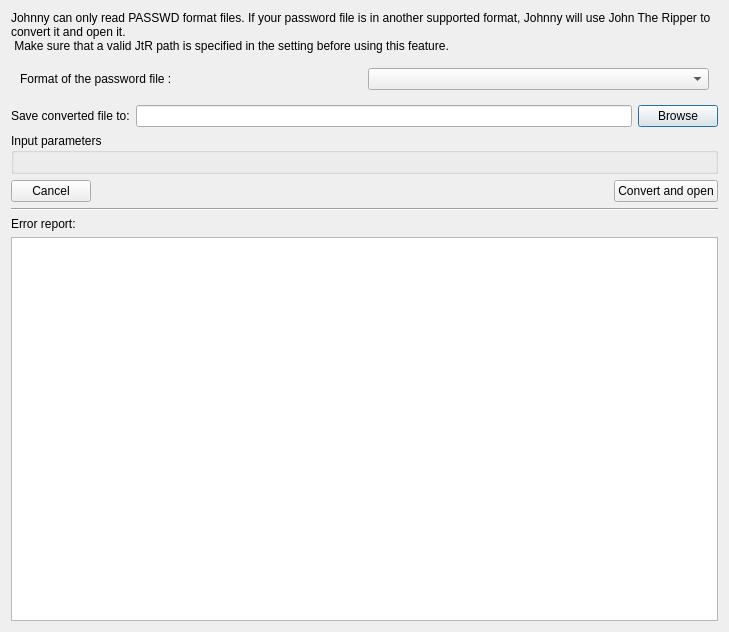
Above: forms/openotherformatfiledialog.ui from openwall/johnny before the change. Below: the same form after it.
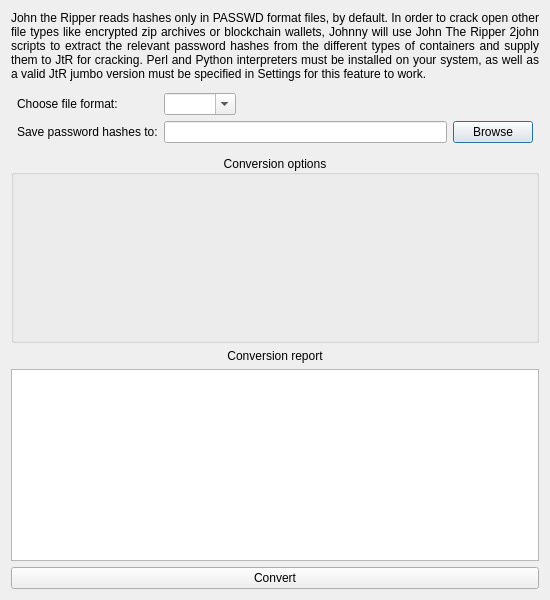
That is the form after the change.

Commit message: Improvements to the 2john format dialog.

Diff of the .ui file:
```diff
--- a/forms/openotherformatfiledialog.ui
+++ b/forms/openotherformatfiledialog.ui
@@ -6,19 +6,30 @@
    <rect>
     <x>0</x>
     <y>0</y>
-    <width>729</width>
-    <height>632</height>
+    <width>550</width>
+    <height>600</height>
    </rect>
   </property>
+  <property name="minimumSize">
+   <size>
+    <width>550</width>
+    <height>600</height>
+   </size>
+  </property>
   <property name="windowTitle">
    <string>0</string>
   </property>
   <layout class="QVBoxLayout" name="verticalLayout">
+   <property name="spacing">
+    <number>6</number>
+   </property>
    <item>
     <widget class="QLabel" name="label">
      <property name="text">
-      <string>Johnny can only read PASSWD format files. If your password file is in another supported format, Johnny will use John The Ripper to convert it and open it.
- Make sure that a valid JtR path is specified in the setting before using this feature.</string>
+      <string>John the Ripper reads hashes only in PASSWD format files, by default. In order to crack open other file types like encrypted zip archives or blockchain wallets, Johnny will use John The Ripper 2john scripts to extract the relevant password hashes from the different types of containers and supply them to JtR for cracking. Perl and Python interpreters must be installed on your system, as well as a valid JtR jumbo version must be specified in Settings for this feature to work.</string>
+     </property>
+     <property name="alignment">
+      <set>Qt::AlignJustify|Qt::AlignVCenter</set>
      </property>
      <property name="wordWrap">
       <bool>true</bool>
@@ -30,8 +41,23 @@
    </item>
    <item>
     <widget class="QWidget" name="widget" native="true">
-     <layout class="QHBoxLayout" name="horizontalLayout_4">
-      <item>
+     <layout class="QFormLayout" name="formLayout">
+      <property name="fieldGrowthPolicy">
+       <enum>QFormLayout::ExpandingFieldsGrow</enum>
+      </property>
+      <property name="leftMargin">
+       <number>6</number>
+      </property>
+      <property name="topMargin">
+       <number>6</number>
+      </property>
+      <property name="rightMargin">
+       <number>6</number>
+      </property>
+      <property name="bottomMargin">
+       <number>6</number>
+      </property>
+      <item row="0" column="0">
        <widget class="QLabel" name="label_2">
         <property name="sizePolicy">
          <sizepolicy hsizetype="Minimum" vsizetype="Preferred">
@@ -40,25 +66,26 @@
          </sizepolicy>
         </property>
         <property name="text">
-         <string>Format of the password file :</string>
+         <string>Choose file format:</string>
         </property>
        </widget>
       </item>
-      <item>
-       <widget class="QComboBox" name="comboBoxFormats"/>
-      </item>
-     </layout>
-    </widget>
-   </item>
-   <item>
-    <layout class="QHBoxLayout" name="horizontalLayout_2">
-     <item>
+      <item row="0" column="1">
+       <widget class="QComboBox" name="comboBoxFormats">
+        <property name="editable">
+         <bool>true</bool>
+        </property>
+       </widget>
+      </item>
+      <item row="1" column="0">
       <widget class="QLabel" name="label_3">
        <property name="text">
-        <string>Save converted file to:</string>
+         <string>Save password hashes to:</string>
        </property>
       </widget>
      </item>
+      <item row="1" column="1">
+       <layout class="QHBoxLayout" name="horizontalLayout_2">
      <item>
       <widget class="QLineEdit" name="lineEditOutputHashFile"/>
      </item>
@@ -71,72 +98,65 @@
      </item>
     </layout>
    </item>
+     </layout>
+    </widget>
+   </item>
    <item>
     <widget class="QGroupBox" name="groupBoxParameters">
      <property name="sizePolicy">
-      <sizepolicy hsizetype="Preferred" vsizetype="Preferred">
+      <sizepolicy hsizetype="Preferred" vsizetype="Expanding">
        <horstretch>0</horstretch>
        <verstretch>0</verstretch>
       </sizepolicy>
      </property>
      <property name="title">
-      <string>Input parameters</string>
+      <string>Conversion options</string>
+     </property>
+     <property name="alignment">
+      <set>Qt::AlignCenter</set>
      </property>
      <layout class="QVBoxLayout" name="layoutParameters">
-      <property name="leftMargin">
+      <property name="spacing">
        <number>0</number>
       </property>
-     </layout>
-    </widget>
-   </item>
-   <item>
-    <layout class="QHBoxLayout" name="horizontalLayout_3">
-     <item>
-      <widget class="QPushButton" name="pushButtonCancel">
-       <property name="text">
-        <string>Cancel</string>
-       </property>
-      </widget>
-     </item>
-     <item>
-      <spacer name="horizontalSpacer">
-       <property name="orientation">
-        <enum>Qt::Horizontal</enum>
-       </property>
-       <property name="sizeHint" stdset="0">
-        <size>
-         <width>40</width>
-         <height>20</height>
-        </size>
-       </property>
-      </spacer>
-     </item>
-     <item>
-      <widget class="QPushButton" name="pushButtonConvert">
-       <property name="text">
-        <string>Convert and open</string>
-       </property>
-      </widget>
-     </item>
-    </layout>
-   </item>
-   <item>
-    <widget class="Line" name="line">
-     <property name="orientation">
-      <enum>Qt::Horizontal</enum>
-     </property>
+      <property name="leftMargin">
+       <number>6</number>
+      </property>
+      <property name="topMargin">
+       <number>6</number>
+      </property>
+      <property name="rightMargin">
+       <number>6</number>
+      </property>
+      <property name="bottomMargin">
+       <number>6</number>
+      </property>
+     </layout>
     </widget>
    </item>
    <item>
     <widget class="QLabel" name="label_5">
      <property name="text">
-      <string>Error report:</string>
+      <string>Conversion report</string>
+     </property>
+     <property name="alignment">
+      <set>Qt::AlignCenter</set>
      </property>
     </widget>
    </item>
    <item>
     <widget class="QTextEdit" name="textEditErrors"/>
    </item>
+   <item>
+    <widget class="QPushButton" name="pushButtonConvert">
+     <property name="toolTip">
+      <string>Convert and open new session</string>
+     </property>
+     <property name="text">
+      <string>Convert</string>
+     </property>
+    </widget>
+   </item>
   </layout>
  </widget>
  <resources/>
```
Left out of the diff: 3 changed lines with no effect on the pictures. Lines whose indentation alone changed are shown as unchanged. The commit also changes 2 other files.
